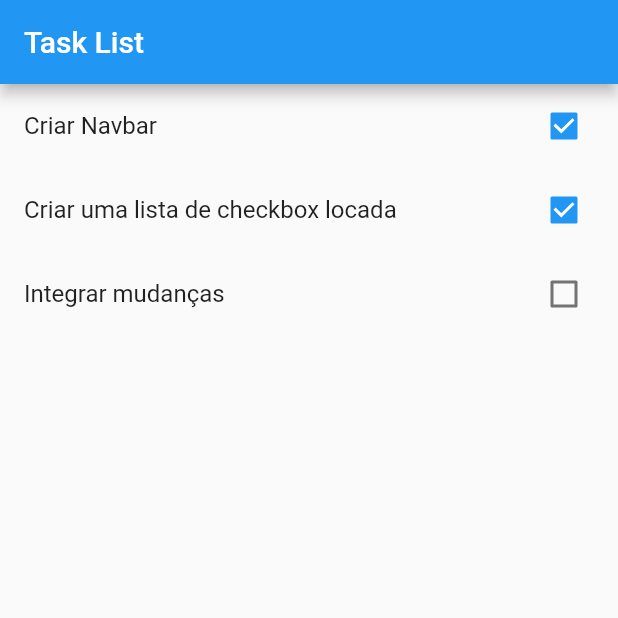
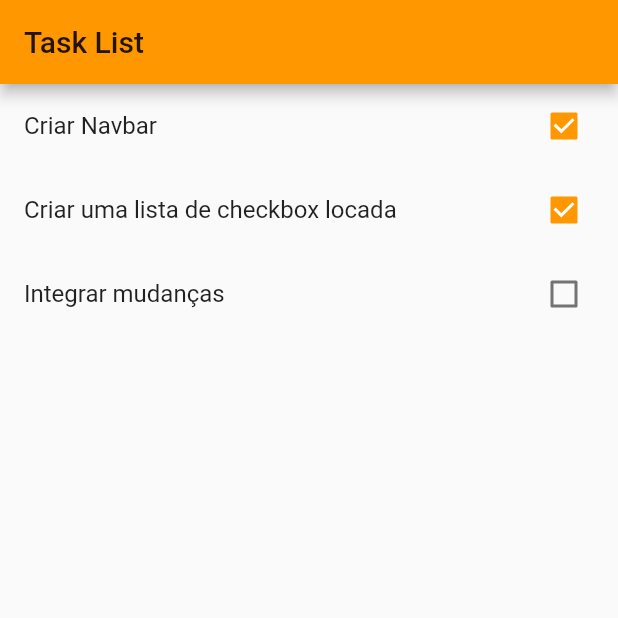
Before and after one commit to laobevilaqua/task-list-app, a Flutter app: the screen it shows after launch, on a phone screen of 412 x 824 dp, the top half of it. Run offline on Flutter 3.47's test engine with Material 2 defaults, Android fonts, the phone set to English and light mode, and no system bars.

```diff
--- a/lib/main.dart
+++ b/lib/main.dart
@@ -11,7 +11,7 @@ class App extends StatelessWidget {
       title: 'Task List',
       debugShowCheckedModeBanner: false,
       theme: ThemeData(
-        primarySwatch: Colors.blue,
+        primarySwatch: Colors.orange,
       ),
       home: HomePage(),
     );
@@ -41,7 +41,7 @@ class _HomePageState extends State<HomePage> {
       ),
       body: ListView.builder(
         itemCount: widget.items.length,
-        //
+        // it is not necessary to type the parameters. Ex itemBuilder: (ctxt, index)
         itemBuilder: (BuildContext ctxt, int index) {
           // final equivalent const in javascript
           final item = widget.items[index];
@@ -50,8 +50,13 @@ class _HomePageState extends State<HomePage> {
             title: Text(item.title),
             key: Key(item.title),
             value: item.done,
+            activeColor: Colors.orange,
             onChanged: (value) {
-              item.done = value;
+              // works only on statefulwidget.
+              // for update screen
+              setState(() {
+                item.done = value;
+              });
             },
           );
         },
```
